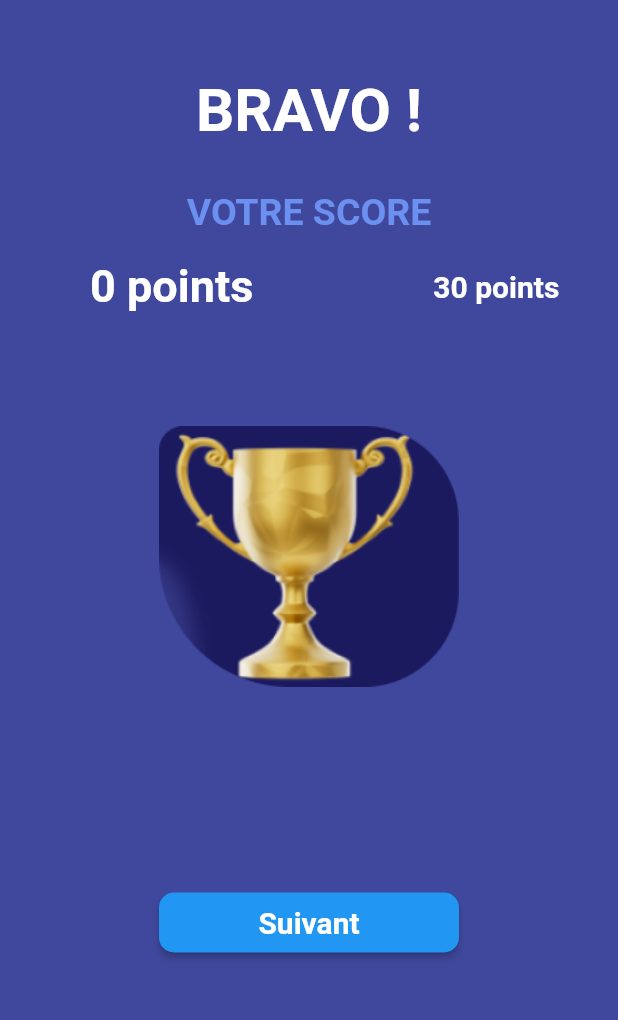
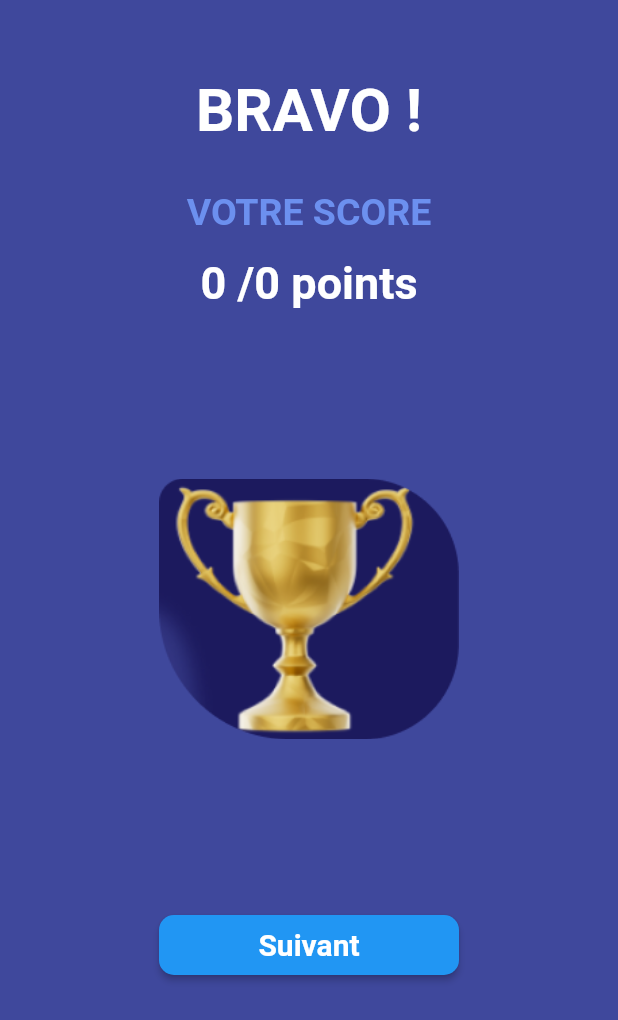
Before and after one commit to ibrahim10sy/QuizAppFlutter, a Flutter app: the Bravo screen opened directly with empty values, on a phone screen of 412 x 824 dp. Shown: the top 1020 px of the screen. Run offline on Flutter 3.47's test engine with Material 2 defaults, Android fonts, the phone set to English and light mode, and no system bars; our stand-ins replace flutter_animate, image_picker, lottie, shimmer; missing offline and left inert: flutter_sequence_animation, multiselect; network calls fail; Roboto replaces fonts that are missing (Muli, Poppins, poppins); project files that could hold a hidden picture were left out.

Commit message:
succes display score final and total number question score and update and make center score position

```diff
--- a/lib/models/Ques.dart
+++ b/lib/models/Ques.dart
@@ -98,7 +98,7 @@ class _QuestionsChoosesState extends State<QuestionsChooses> {
         Navigator.push(
           context,
           MaterialPageRoute(
-            builder: (context) => Bravo( scoreFinal: score),
+            builder: (context) => Bravo( scoreFinal: score, question:questions),
           ),
         ) ;
         }else{
--- a/lib/pages/bravo.dart
+++ b/lib/pages/bravo.dart
@@ -1,14 +1,16 @@
 
 
  import 'package:flutter/material.dart';
+import 'package:quiz_app/models/question.dart';
 import 'package:quiz_app/nav.dart';
 import 'package:quiz_app/pages/played/played.dart';
 
 class Bravo extends StatefulWidget {
 
       final  int scoreFinal ;
+      final List<Question> question;
   //  Bravo({super.key , required scoreFinal , required this.totalQuestions});
-    Bravo({Key? key,  required this.scoreFinal,  totalQuestions})
+    Bravo({Key? key,  required this.scoreFinal,   required this.question})
       : super(key: key);
 
 
@@ -62,28 +64,28 @@ class _BravoState extends State<Bravo> {
           color:(score), fontWeight: FontWeight.bold,
           fontFamily: "Poppins", fontSize: 25,),),
           const SizedBox(height: 15,),
-          Row(
+          Column(
               // mainAxisAlignment: MainAxisAlignment.spaceAround,
               children: [
-              Container(
-      padding: const EdgeInsets.only(left: 60), // Ajoutez une marge à droite du premier texte
+              Center(
+      // padding: const EdgeInsets.only(left: 60), // Ajoutez une marge à droite du premier texte
       child:  Text(
-        "${widget.scoreFinal} points",
+        "${widget.scoreFinal} /${widget.question.length * 5} points",
         textAlign: TextAlign.start, // Alignez le texte à gauche
         style:  const TextStyle(fontSize: 30,fontWeight: FontWeight.bold, color: Colors.white),
 
       ),
     ),
      const SizedBox(height: 40,),
-    Container(
-      padding: const EdgeInsets.only(left: 120), // Ajoutez une marge à gauche du deuxième texte
-      child: const Text(
-        '30 points',
-        textAlign: TextAlign.end,
-        // Alignez le texte à droite
-        style:  TextStyle(fontSize: 20,fontWeight: FontWeight.bold, color: Colors.white),
-      ),
-    ),
+    // Container(
+    //   padding: const EdgeInsets.only(left: 120), // Ajoutez une marge à gauche du deuxième texte
+    //   child: const Text(
+    //     '30 points',
+    //     textAlign: TextAlign.end,
+    //     // Alignez le texte à droite
+    //     style:  TextStyle(fontSize: 20,fontWeight: FontWeight.bold, color: Colors.white),
+    //   ),
+    // ),
 
               ],
             ),
@@ -94,7 +96,7 @@ class _BravoState extends State<Bravo> {
               width: 200,
             ),
 
-            const SizedBox(height: 120,),
+            const SizedBox(height: 100,),
             ElevatedButton(
 
                child: Text('Suivant', textAlign: TextAlign.center,
--- a/lib/pages/test.dart
+++ b/lib/pages/test.dart
@@ -2,6 +2,7 @@ import 'dart:async';
 import 'package:flutter/material.dart';
 import 'package:flutter_animate/flutter_animate.dart';
 import 'package:flutter_sequence_animation/flutter_sequence_animation.dart';
+import 'package:quiz_app/data/quizzes.dart';
 import 'package:quiz_app/pages/bravo.dart';
 import 'package:quiz_app/pages/lost.dart';
 
@@ -167,7 +168,7 @@ class _QuestionsChooseState extends State<QuestionsChoose> {
       Navigator.push(
         context,
         MaterialPageRoute(
-          builder: (context) => Bravo(scoreFinal: score,),
+          builder: (context) => Lost(),
         ),
       );
     }
```
